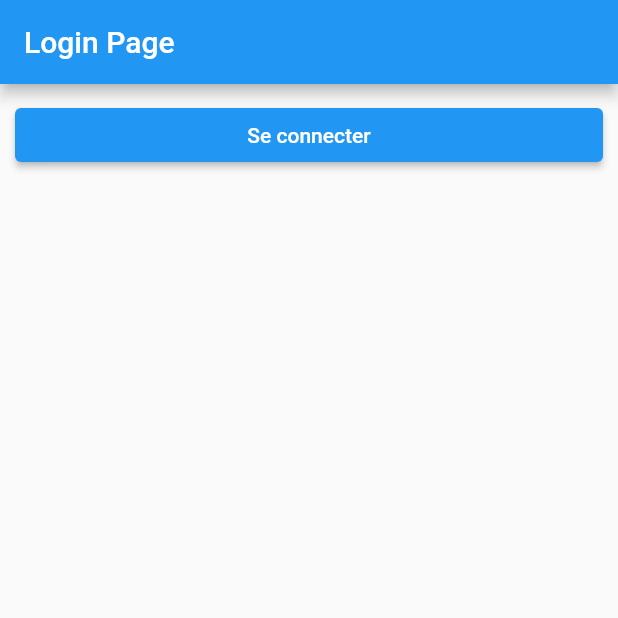
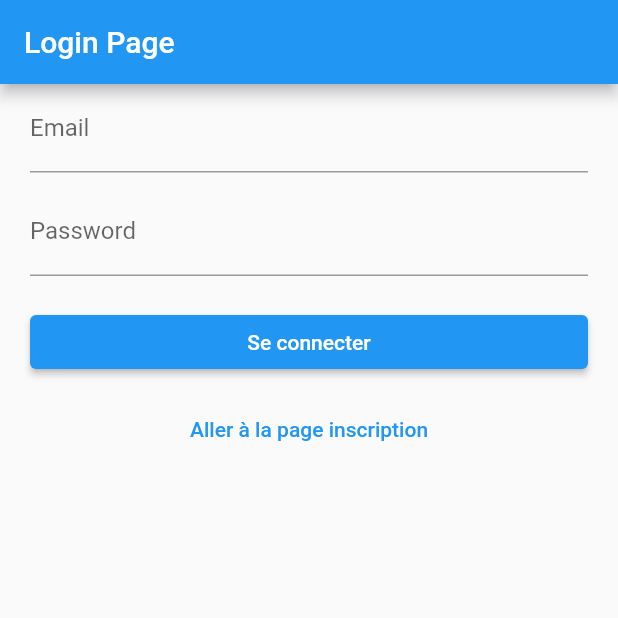
Before and after one commit to MichelDufour-github-CDA/project_firebase, a Flutter app: the screen it shows after launch, on a phone screen of 412 x 824 dp, the top half of it. Run offline on Flutter 3.47's test engine with Material 2 defaults, Android fonts, the phone set to English and light mode, and no system bars; our stand-ins replace firebase_auth, firebase_core, flutter_bloc, go_router; accounts and stored records are empty; generated files the repository leaves out were written again.

Commit message:
MAJ la login_page

```diff
--- a/lib/presentation/pages/login_page.dart
+++ b/lib/presentation/pages/login_page.dart
@@ -1,11 +1,17 @@
-import 'package:project_firebase/presentation/pages/home_page.dart';
+import 'package:flutter_bloc/flutter_bloc.dart';
+import 'package:project_firebase/blocks/authentication_cubit.dart';
 import 'package:flutter/material.dart';
 import 'package:go_router/go_router.dart';
+import 'package:project_firebase/presentation/pages/register_page.dart';
+import 'package:project_firebase/presentation/widgets/auth_form.dart';
 
 class LoginPage extends StatelessWidget {
-  const LoginPage({super.key});
+  LoginPage({super.key});
 
   static const String name = 'login';
+
+  final _emailController = TextEditingController();
+  final _passwordController = TextEditingController();
 
   @override
   Widget build(BuildContext context) {
@@ -14,16 +20,33 @@ class LoginPage extends StatelessWidget {
         title: const Text('Login Page'),
       ),
       body: ListView(
+        padding: const EdgeInsets.symmetric(horizontal: 20),
         children: [
-          Padding(
-            padding: const EdgeInsets.all(10.0),
-            child: ElevatedButton(
-              onPressed: () {
-                context.goNamed(HomePage.name);
-              },
-              child: const Text('Se connecter'),
-            ),
+          AuthForm(
+            emailController: _emailController,
+            passwordController: _passwordController,
           ),
+          const SizedBox(
+            height: 20,
+          ),
+          ElevatedButton(
+            onPressed: () {
+              // J'appelle le cubit pour me connecter.
+              context.read<AuthenticationCubit>().login(
+                    email: _emailController.text.trim(),
+                    password: _passwordController.text,
+                  );
+              // ATTENTION: On ne s'occupe pas de go_router car il sera
+              // lui-meme réactif aux changements d'états de connexion.
+            },
+            child: const Text('Se connecter'),
+          ),
+          const SizedBox(height: 10,),
+          TextButton(onPressed: () {
+            // rediriger vers la RegisterPage
+            context.goNamed(RegisterPage.name);
+          },
+          child: const Text('Aller à la page inscription'))
         ],
       ),
     );
```
